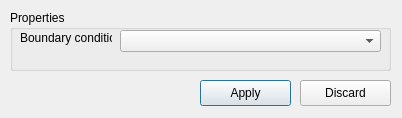
This is misc/Mesh3D/forms/boundarypropertyeditor.ui in tehnick/elmerfem as Qt 5 draws it before an edit. The edited form follows.
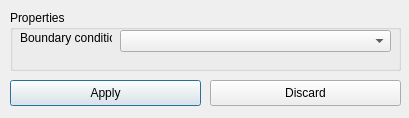
This is the edited form. Icons and pictures are not drawn.

Diff of the .ui file:
```diff
--- a/misc/Mesh3D/forms/boundarypropertyeditor.ui
+++ b/misc/Mesh3D/forms/boundarypropertyeditor.ui
@@ -8,7 +8,7 @@
    <rect>
     <x>0</x>
     <y>0</y>
-    <width>402</width>
+    <width>409</width>
     <height>118</height>
    </rect>
   </property>
@@ -18,9 +18,9 @@
   <widget class="QPushButton" name="applyButton" >
    <property name="geometry" >
     <rect>
-     <x>200</x>
+     <x>10</x>
      <y>80</y>
-     <width>91</width>
+     <width>191</width>
      <height>26</height>
     </rect>
    </property>
@@ -34,9 +34,9 @@
   <widget class="QPushButton" name="discardButton" >
    <property name="geometry" >
     <rect>
-     <x>300</x>
+     <x>210</x>
      <y>80</y>
-     <width>91</width>
+     <width>191</width>
      <height>26</height>
     </rect>
    </property>
@@ -52,7 +52,7 @@
     <rect>
      <x>10</x>
      <y>10</y>
-     <width>381</width>
+     <width>391</width>
      <height>61</height>
     </rect>
    </property>
@@ -77,7 +77,7 @@
      <rect>
       <x>110</x>
       <y>20</y>
-      <width>261</width>
+      <width>271</width>
       <height>22</height>
      </rect>
     </property>
```
